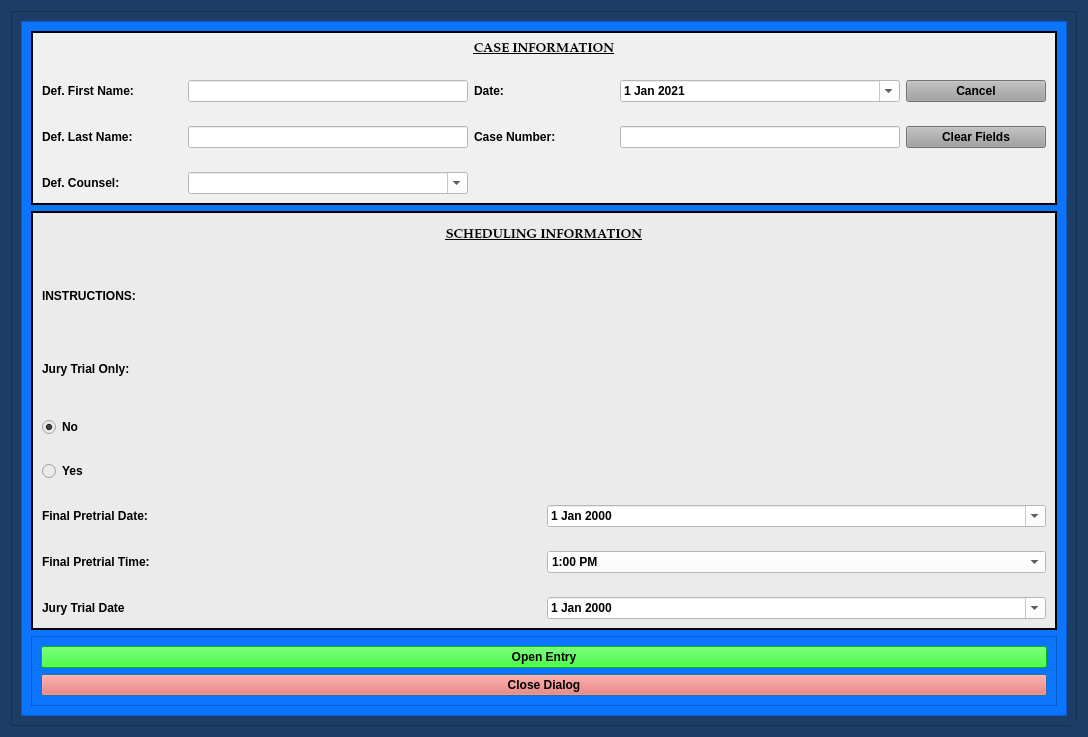
The window that munientry/views/ui/FinalJuryNoticeOfHearingDialog.ui (HunterProgram22/MuniEntry) describes before a commit, drawn with Qt 5.
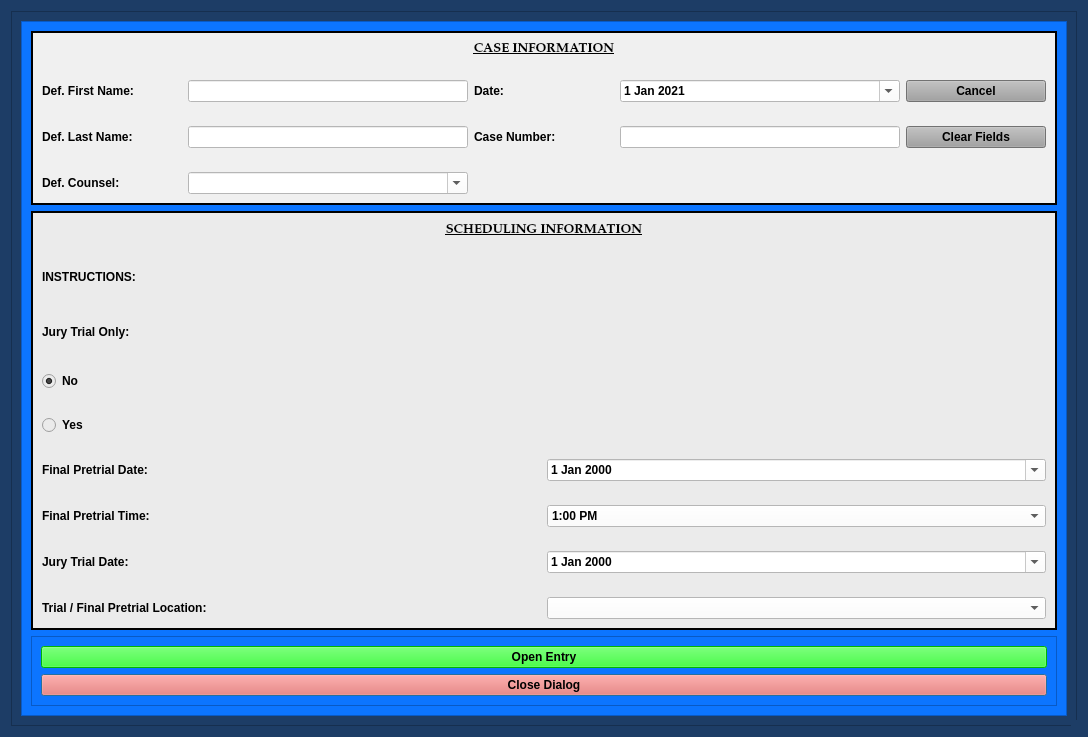
The same window after the commit. Custom widgets are drawn as their Qt base class.

Commit message: Refactored set_judge and set_courtroom to base dialogs.

```diff
--- a/munientry/views/ui/FinalJuryNoticeOfHearingDialog.ui
+++ b/munientry/views/ui/FinalJuryNoticeOfHearingDialog.ui
@@ -177,8 +177,8 @@
           <rect>
            <x>0</x>
            <y>0</y>
-           <width>1048</width>
-           <height>697</height>
+           <width>1027</width>
+           <height>704</height>
           </rect>
          </property>
          <layout class="QGridLayout" name="gridLayout_2">
@@ -240,7 +240,7 @@
             </property>
             <layout class="QGridLayout" name="gridLayout_6">
              <item row="0" column="0">
-              <layout class="QGridLayout" name="gridLayout_3" rowstretch="1,2,2,2,0,0,0,0" rowminimumheight="0,0,0,0,0,0,0,0">
+              <layout class="QGridLayout" name="gridLayout_3" rowstretch="1,2,2,2,0,0,0,0,0" rowminimumheight="0,0,0,0,0,0,0,0,0">
                <property name="verticalSpacing">
                 <number>24</number>
                </property>
@@ -251,23 +251,6 @@
                  </property>
                 </widget>
                </item>
-               <item row="4" column="0">
-                <widget class="QRadioButton" name="jury_trial_only_yes_radioButton">
-                 <property name="text">
-                  <string>Yes</string>
-                 </property>
-                 <attribute name="buttonGroup">
-                  <string notr="true">buttonGroup</string>
-                 </attribute>
-                </widget>
-               </item>
-               <item row="6" column="0">
-                <widget class="QLabel" name="final_pretrial_time_label">
-                 <property name="text">
-                  <string>Final Pretrial Time:</string>
-                 </property>
-                </widget>
-               </item>
                <item row="6" column="1">
                 <widget class="NoScrollComboBox" name="final_pretrial_time_box">
                  <property name="styleSheet">
@@ -345,14 +328,17 @@
                  </item>
                 </widget>
                </item>
-               <item row="5" column="1">
-                <widget class="NoScrollDateEdit" name="final_pretrial_dateEdit">
-                 <property name="styleSheet">
-                  <string notr="true">color: rgb(0, 0, 0);
-background-color: rgb(255, 255, 255);</string>
+               <item row="6" column="0">
+                <widget class="QLabel" name="final_pretrial_time_label">
+                 <property name="text">
+                  <string>Final Pretrial Time:</string>
                  </property>
-                 <property name="calendarPopup">
-                  <bool>true</bool>
+                </widget>
+               </item>
+               <item row="4" column="0">
+                <widget class="QRadioButton" name="jury_trial_only_yes_radioButton">
+                 <property name="text">
+                  <string>Yes</string>
                  </property>
                 </widget>
                </item>
@@ -374,6 +360,31 @@
                  </property>
                 </widget>
                </item>
+               <item row="5" column="1">
+                <widget class="NoScrollDateEdit" name="final_pretrial_dateEdit">
+                 <property name="styleSheet">
+                  <string notr="true">color: rgb(0, 0, 0);
+background-color: rgb(255, 255, 255);</string>
+                 </property>
+                 <property name="calendarPopup">
+                  <bool>true</bool>
+                 </property>
+                </widget>
+               </item>
+               <item row="7" column="0">
+                <widget class="QLabel" name="label_4">
+                 <property name="text">
+                  <string>Jury Trial Date:</string>
+                 </property>
+                </widget>
+               </item>
+               <item row="1" column="0" colspan="2">
+                <widget class="QLabel" name="instructions_label">
+                 <property name="text">
+                  <string>INSTRUCTIONS:</string>
+                 </property>
+                </widget>
+               </item>
                <item row="0" column="0" colspan="2">
                 <widget class="QLabel" name="label_5">
                  <property name="font">
@@ -394,13 +405,6 @@
                  </property>
                 </widget>
                </item>
-               <item row="7" column="0">
-                <widget class="QLabel" name="label_4">
-                 <property name="text">
-                  <string>Jury Trial Date</string>
-                 </property>
-                </widget>
-               </item>
                <item row="3" column="0">
                 <widget class="QRadioButton" name="jury_trial_only_no_radioButton">
                  <property name="text">
@@ -414,13 +418,40 @@
                  </attribute>
                 </widget>
                </item>
-               <item row="1" column="0" colspan="2">
-                <widget class="QLabel" name="instructions_label">
+               <item row="8" column="0">
+                <widget class="QLabel" name="label_7">
                  <property name="text">
-                  <string>INSTRUCTIONS:</string>
+                  <string>Trial / Final Pretrial Location:</string>
                  </property>
                 </widget>
                </item>
+               <item row="8" column="1">
+                <widget class="NoScrollComboBox" name="hearing_location_box">
+                 <property name="styleSheet">
+                  <string notr="true">background-color: rgb(255, 255, 255);</string>
+                 </property>
+                 <item>
+                  <property name="text">
+                   <string/>
+                  </property>
+                 </item>
+                 <item>
+                  <property name="text">
+                   <string>Courtroom A</string>
+                  </property>
+                 </item>
+                 <item>
+                  <property name="text">
+                   <string>Courtroom B</string>
+                  </property>
+                 </item>
+                 <item>
+                  <property name="text">
+                   <string>Courtroom C</string>
+                  </property>
+                 </item>
+                </widget>
+               </item>
               </layout>
              </item>
             </layout>
```
Left out of the diff: 3 changed lines with no effect on the pictures. The commit also changes 6 other files.
